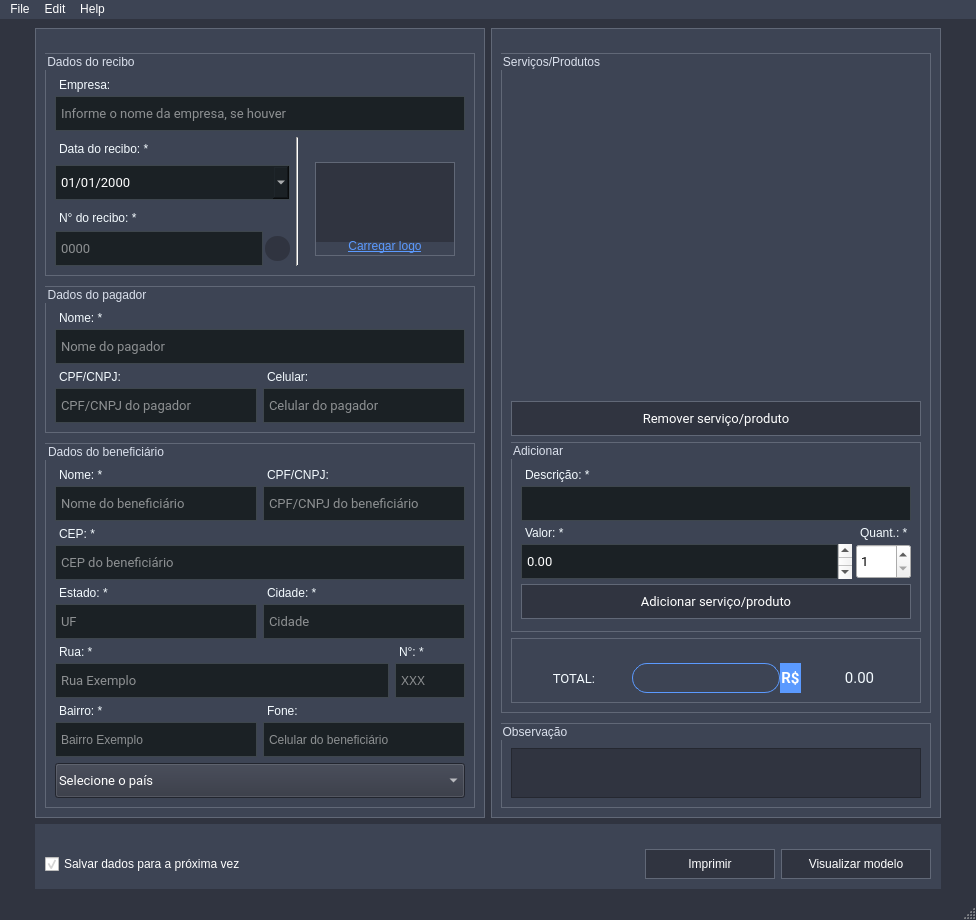
First picture: the form in src/ui/mainwindow/ui_mainwindow.ui, repository victobriel/Receipt-Generator, before the edit.
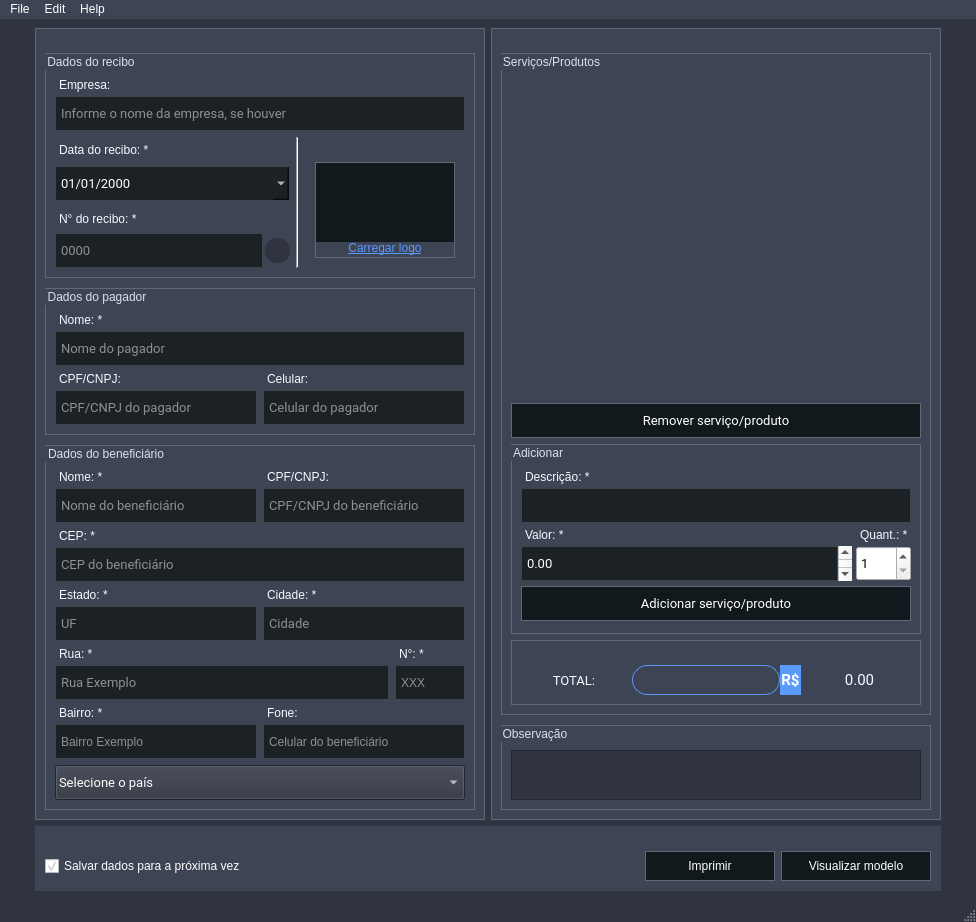
Second picture: the form after the edit. Icons and pictures are not drawn.

The edit to the form file:
```diff
--- a/src/ui/mainwindow/ui_mainwindow.ui
+++ b/src/ui/mainwindow/ui_mainwindow.ui
@@ -7,7 +7,7 @@
     <x>0</x>
     <y>0</y>
     <width>976</width>
-    <height>920</height>
+    <height>922</height>
    </rect>
   </property>
   <property name="windowTitle">
@@ -40,7 +40,7 @@
 }
 QPushButton {
 color:#fff;
-background-color:#303440;
+background-color:#10191c;
 border:1px solid #616877;
 }
 QPushButton:hover{
```
